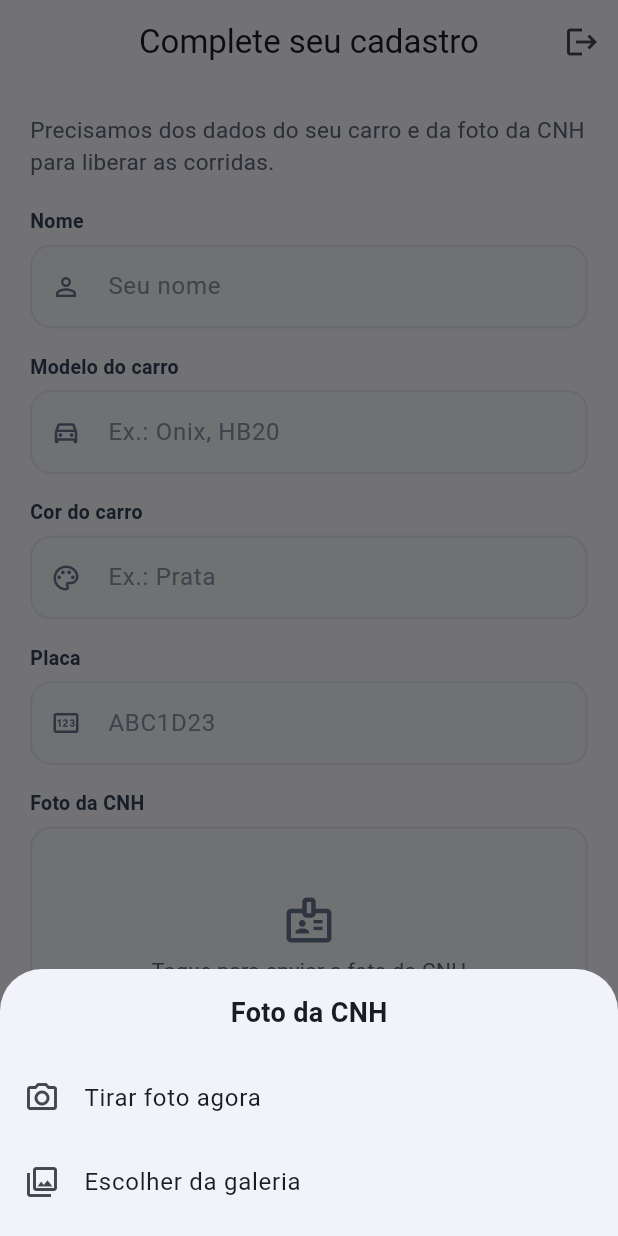
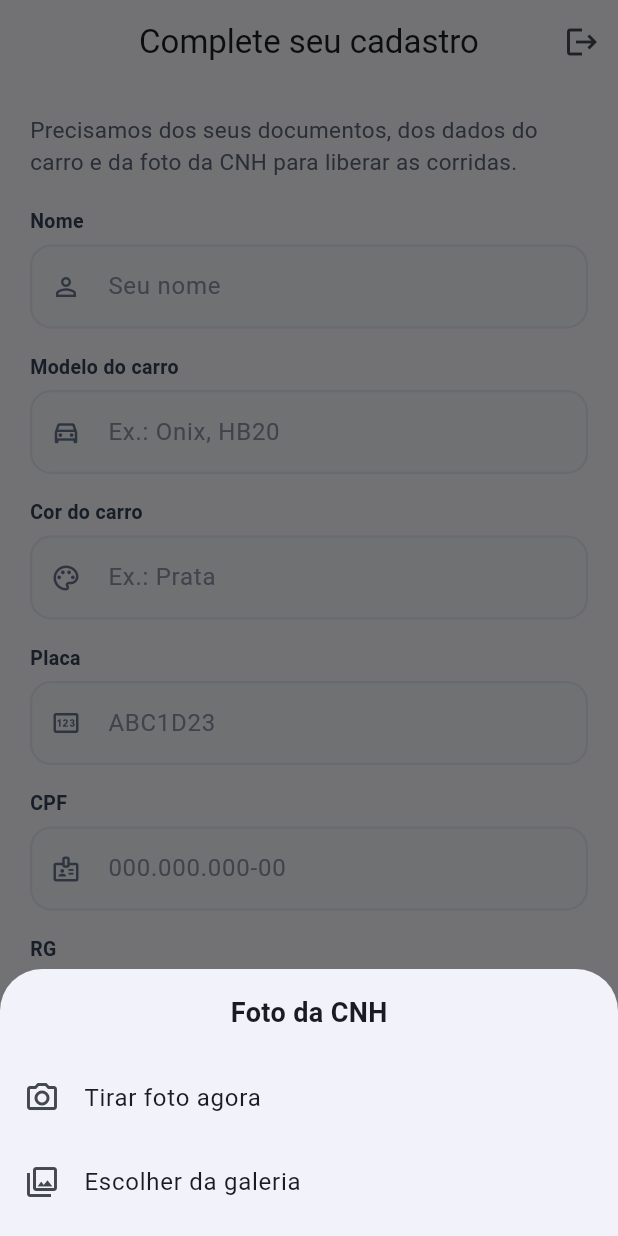
Before and after one commit to XProzzinho/PiraCarMotorista, a Flutter app: the screen it shows once a user with an empty profile is signed in, after a tap on "Toque para enviar a foto da CNH", on a phone screen of 412 x 824 dp. Run offline on Flutter 3.47's test engine with Material 3 defaults, Android fonts, the phone set to English and light mode, and no system bars; our stand-ins replace cloud_firestore, firebase_auth, firebase_core, flutter_local_notifications, geocoding, geolocator and 2 more; accounts and stored records are empty; network calls fail.

Commit message:
CPF e RG no cadastro do motorista
Co-Authored-By: Claude Opus 5.5 <noreply@anthropic.com>
Claude-Session: https://claude.ai/code/session_01JMgL3yFUtWdJ51A41B7osJ

```diff
--- a/lib/cadastro_veiculo.dart
+++ b/lib/cadastro_veiculo.dart
@@ -9,6 +9,30 @@ import 'package:image_picker/image_picker.dart';
 const _azul = Color(0xFF1565C0);
 const _campoFundo = Color(0xFFF4F6FA);
 const _campoBorda = Color(0xFFE2E8F0);
+
+String soDigitos(String s) => s.replaceAll(RegExp(r'\D'), '');
+
+bool cpfValido(String cpf) {
+  final d = soDigitos(cpf).split('').map(int.parse).toList();
+  if (d.length != 11 || d.toSet().length == 1) return false;
+  int digito(int n) {
+    var soma = 0;
+    for (var i = 0; i < n; i++) {
+      soma += d[i] * (n + 1 - i);
+    }
+    final r = (soma * 10) % 11;
+    return r == 10 ? 0 : r;
+  }
+
+  return digito(9) == d[9] && digito(10) == d[10];
+}
+
+/// Confere CPF e RG; devolve a mensagem de erro ou null se estiver ok.
+String? erroDocumentos(String cpf, String rg) {
+  if (!cpfValido(cpf)) return 'CPF inválido. Confira os números.';
+  if (rg.trim().length < 5) return 'Digite o número do seu RG.';
+  return null;
+}
 
 // Limite de tamanho da foto (o Firestore aceita até 1 MB por documento).
 const _limiteBytes = 700 * 1024;
@@ -170,6 +194,8 @@ class _CompletarCadastroPageState extends State<CompletarCadastroPage> {
   late final _modelo = TextEditingController(text: _txt('carro'));
   late final _cor = TextEditingController(text: _txt('cor'));
   late final _placa = TextEditingController(text: _txt('placa'));
+  late final _cpf = TextEditingController(text: _txt('cpf'));
+  late final _rg = TextEditingController(text: _txt('rg'));
   Uint8List? _cnh;
   bool _salvando = false;
 
@@ -182,6 +208,8 @@ class _CompletarCadastroPageState extends State<CompletarCadastroPage> {
     _modelo.dispose();
     _cor.dispose();
     _placa.dispose();
+    _cpf.dispose();
+    _rg.dispose();
     super.dispose();
   }
 
@@ -200,6 +228,11 @@ class _CompletarCadastroPageState extends State<CompletarCadastroPage> {
       _aviso('Preencha nome, modelo, cor e placa do carro.');
       return;
     }
+    final erroDoc = erroDocumentos(_cpf.text, _rg.text);
+    if (erroDoc != null) {
+      _aviso(erroDoc);
+      return;
+    }
     if (_cnh == null && !_jaTemCnh) {
       _aviso('Envie a foto da sua CNH.');
       return;
@@ -213,6 +246,8 @@ class _CompletarCadastroPageState extends State<CompletarCadastroPage> {
         'carro': _modelo.text.trim(),
         'cor': _cor.text.trim(),
         'placa': _placa.text.trim().toUpperCase(),
+        'cpf': soDigitos(_cpf.text),
+        'rg': _rg.text.trim().toUpperCase(),
         'temCnh': true,
       });
     } catch (e) {
@@ -241,8 +276,8 @@ class _CompletarCadastroPageState extends State<CompletarCadastroPage> {
           padding: const EdgeInsets.all(20),
           children: [
             const Text(
-              'Precisamos dos dados do seu carro e da foto da CNH para '
-              'liberar as corridas.',
+              'Precisamos dos seus documentos, dos dados do carro e da foto '
+              'da CNH para liberar as corridas.',
               style: TextStyle(fontSize: 15, color: Color(0xFF5B6577)),
             ),
             const SizedBox(height: 20),
@@ -276,6 +311,20 @@ class _CompletarCadastroPageState extends State<CompletarCadastroPage> {
               decoration: decoracaoCampo('ABC1D23', Icons.pin_outlined),
             ),
             const SizedBox(height: 16),
+            rotuloCampo('CPF'),
+            TextField(
+              controller: _cpf,
+              keyboardType: TextInputType.number,
+              decoration: decoracaoCampo('000.000.000-00', Icons.badge_outlined),
+            ),
+            const SizedBox(height: 16),
+            rotuloCampo('RG'),
+            TextField(
+              controller: _rg,
+              textCapitalization: TextCapitalization.characters,
+              decoration: decoracaoCampo('Ex.: MG-12.345.678', Icons.credit_card),
+            ),
+            const SizedBox(height: 16),
             rotuloCampo(_jaTemCnh
                 ? 'Foto da CNH (já enviada, toque para trocar)'
                 : 'Foto da CNH'),
--- a/lib/home_page.dart
+++ b/lib/home_page.dart
@@ -88,7 +88,9 @@ class HomePage extends StatelessWidget {
         final dados = snap.data!.data() ?? {};
         final incompleto = dados['temCnh'] != true ||
             (dados['cor'] ?? '').toString().trim().isEmpty ||
-            (dados['placa'] ?? '').toString().trim().isEmpty;
+            (dados['placa'] ?? '').toString().trim().isEmpty ||
+            (dados['cpf'] ?? '').toString().trim().isEmpty ||
+            (dados['rg'] ?? '').toString().trim().isEmpty;
         if (incompleto) return CompletarCadastroPage(dados: dados);
         if (dados['aprovado'] != true) return const _EmAnalise();
         return _MapaMotorista(dados: dados);
--- a/lib/login_page.dart
+++ b/lib/login_page.dart
@@ -27,6 +27,8 @@ class _LoginPageState extends State<LoginPage> {
   final _nome = TextEditingController();
   final _carro = TextEditingController();
   final _cor = TextEditingController();
+  final _cpf = TextEditingController();
+  final _rg = TextEditingController();
   final _placa = TextEditingController();
   final _email = TextEditingController();
   final _senha = TextEditingController();
@@ -40,6 +42,8 @@ class _LoginPageState extends State<LoginPage> {
     _nome.dispose();
     _carro.dispose();
     _cor.dispose();
+    _cpf.dispose();
+    _rg.dispose();
     _placa.dispose();
     _email.dispose();
     _senha.dispose();
@@ -58,6 +62,8 @@ class _LoginPageState extends State<LoginPage> {
       'carro': _carro.text.trim(),
       'cor': _cor.text.trim(),
       'placa': _placa.text.trim().toUpperCase(),
+      'cpf': soDigitos(_cpf.text),
+      'rg': _rg.text.trim().toUpperCase(),
       'temCnh': temCnh,
       'role': 'motorista',
       'aprovado': false,
@@ -88,6 +94,11 @@ class _LoginPageState extends State<LoginPage> {
           .any((c) => c.text.trim().isEmpty);
       if (vazio) {
         _aviso('Preencha nome, modelo, cor e placa do carro.');
+        return;
+      }
+      final erroDoc = erroDocumentos(_cpf.text, _rg.text);
+      if (erroDoc != null) {
+        _aviso(erroDoc);
         return;
       }
       if (_cnh == null) {
@@ -295,6 +306,20 @@ class _LoginPageState extends State<LoginPage> {
             controller: _placa,
             textCapitalization: TextCapitalization.characters,
             decoration: _decoracao('ABC1D23', Icons.pin_outlined),
+          ),
+          const SizedBox(height: 16),
+          _rotulo('CPF'),
+          TextField(
+            controller: _cpf,
+            keyboardType: TextInputType.number,
+            decoration: _decoracao('000.000.000-00', Icons.badge_outlined),
+          ),
+          const SizedBox(height: 16),
+          _rotulo('RG'),
+          TextField(
+            controller: _rg,
+            textCapitalization: TextCapitalization.characters,
+            decoration: _decoracao('Ex.: MG-12.345.678', Icons.credit_card),
           ),
           const SizedBox(height: 16),
           _rotulo('Foto da CNH'),
```
